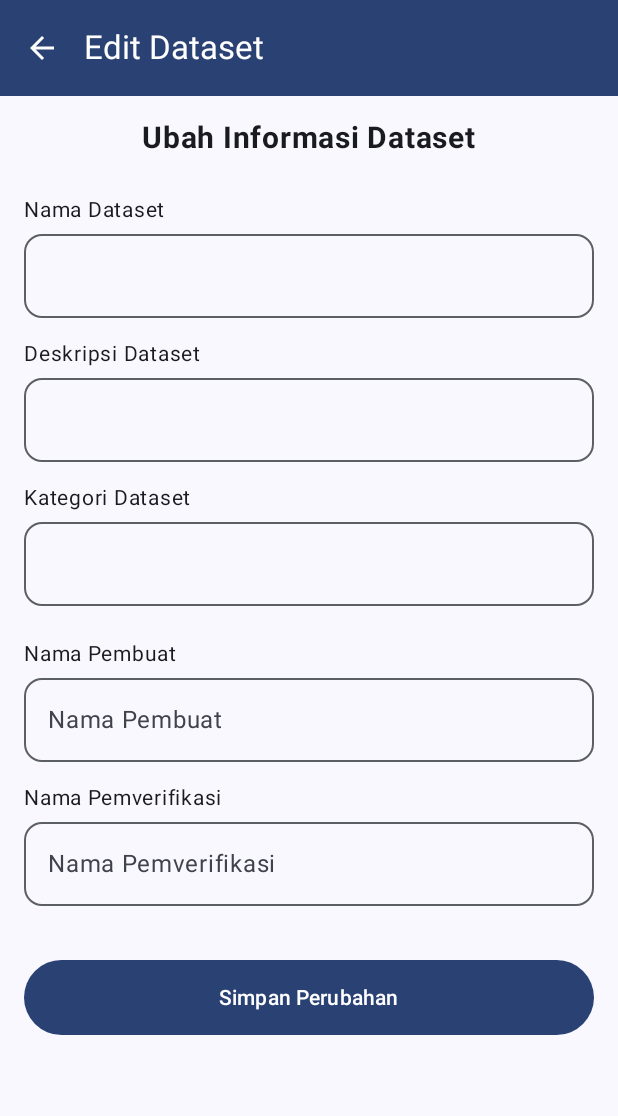
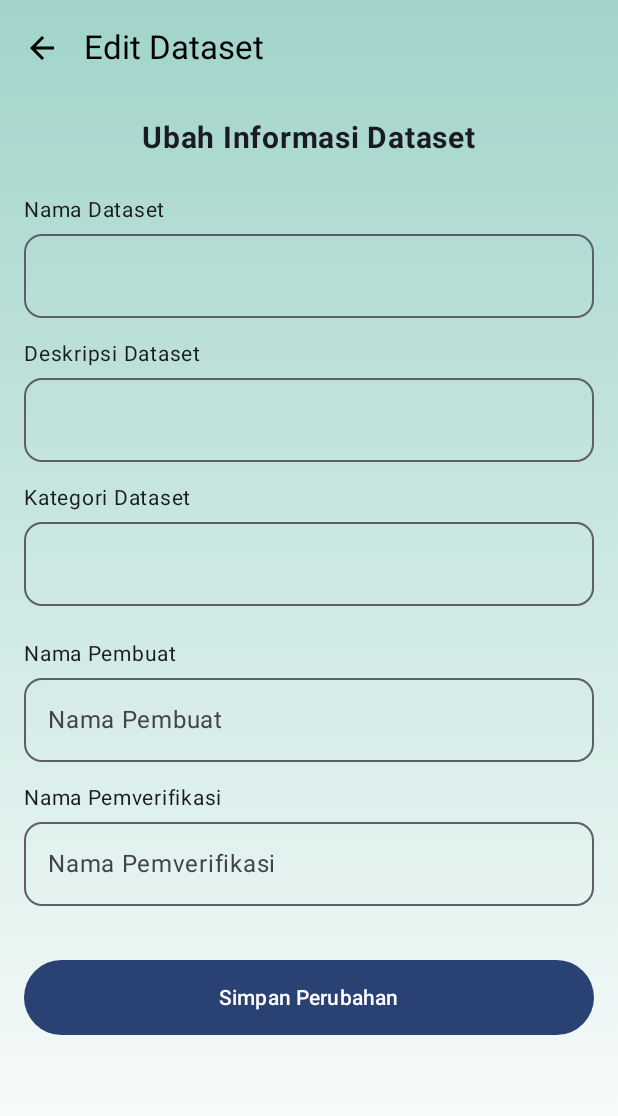
Before and after one commit to rangga-aditya12/Projek-Dataset-Management, an Android app built with Jetpack Compose: the composable EditDatasetScreen called with empty values, on a phone screen of 412 x 824 dp. Shown: the top 1116 px of the screen. Run offline under Robolectric (Android 15) with nearby library versions, the phone set to English and light mode, and no system bars.

Commit message:
perubahan warna pada edit

```diff
--- a/app/src/main/java/com/example/digiboxtest/ui/theme/EditDatasetScreen.kt
+++ b/app/src/main/java/com/example/digiboxtest/ui/theme/EditDatasetScreen.kt
@@ -1,5 +1,6 @@
 package com.example.digiboxtest.ui.theme
 
+import androidx.compose.foundation.background
 import androidx.compose.foundation.layout.*
 import androidx.compose.foundation.rememberScrollState
 import androidx.compose.foundation.verticalScroll
@@ -14,6 +15,8 @@ import androidx.compose.runtime.remember
 import androidx.compose.runtime.setValue
 import androidx.compose.ui.Alignment
 import androidx.compose.ui.Modifier
+import androidx.compose.ui.graphics.Brush
+import androidx.compose.ui.graphics.Color
 import androidx.compose.ui.text.font.FontWeight
 import androidx.compose.ui.unit.dp
 import androidx.compose.ui.unit.sp
@@ -46,6 +49,11 @@ fun EditDatasetScreen(
         }
     }
 
+    // NEW: Definisikan gradien warna yang sama seperti halaman lainnya
+    val bgGradient = Brush.verticalGradient(
+        colors = listOf(Color(0xFFA1D4CA), Color.White)
+    )
+
     Scaffold(
         topBar = {
             TopAppBar(
@@ -55,20 +63,22 @@ fun EditDatasetScreen(
                         Icon(Icons.AutoMirrored.Filled.ArrowBack, "Back")
                     }
                 },
-                // --- BAGIAN YANG DIPERBAIKI ---
-                // Menambahkan definisi warna secara eksplisit untuk stabilitas
+                // UPDATED: Warna TopAppBar dibuat transparan agar latar belakang gradien terlihat
                 colors = TopAppBarDefaults.topAppBarColors(
-                    containerColor = MaterialTheme.colorScheme.primary,
-                    titleContentColor = MaterialTheme.colorScheme.onPrimary,
-                    navigationIconContentColor = MaterialTheme.colorScheme.onPrimary
+                    containerColor = Color.Transparent,
+                    titleContentColor = Color.Black, // Pastikan teks dan ikon tetap terlihat
+                    navigationIconContentColor = Color.Black
                 )
-                // -----------------------------
             )
-        }
+        },
+        // NEW: Atur warna kontainer Scaffold menjadi transparan juga
+        containerColor = Color.Transparent
     ) { paddingValues ->
         Column(
             modifier = Modifier
-                .padding(paddingValues)
+                .fillMaxSize() // NEW: Penuhi seluruh layar
+                .background(bgGradient) // NEW: Terapkan gradien di sini
+                .padding(paddingValues) // Terapkan padding dari Scaffold (untuk TopAppBar)
                 .padding(16.dp)
                 .verticalScroll(rememberScrollState()),
             horizontalAlignment = Alignment.CenterHorizontally
```
